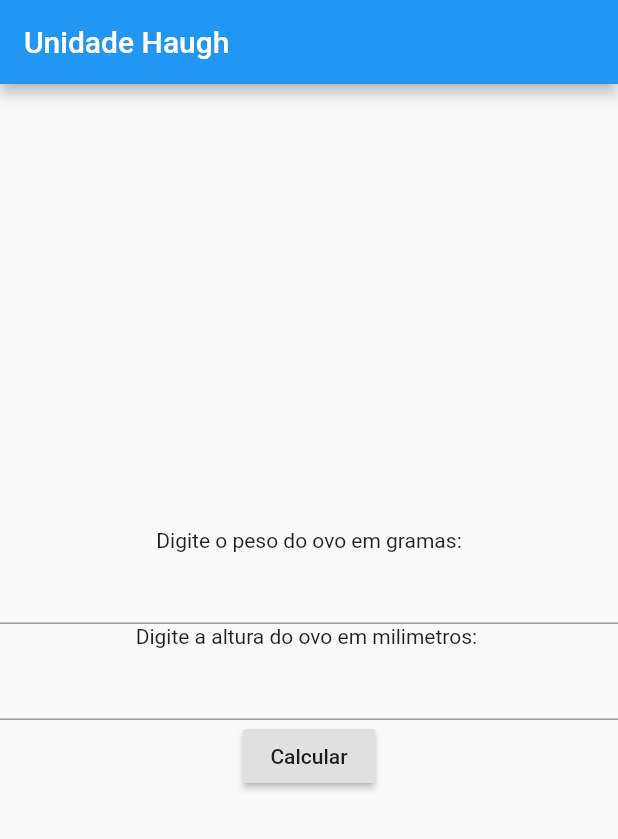
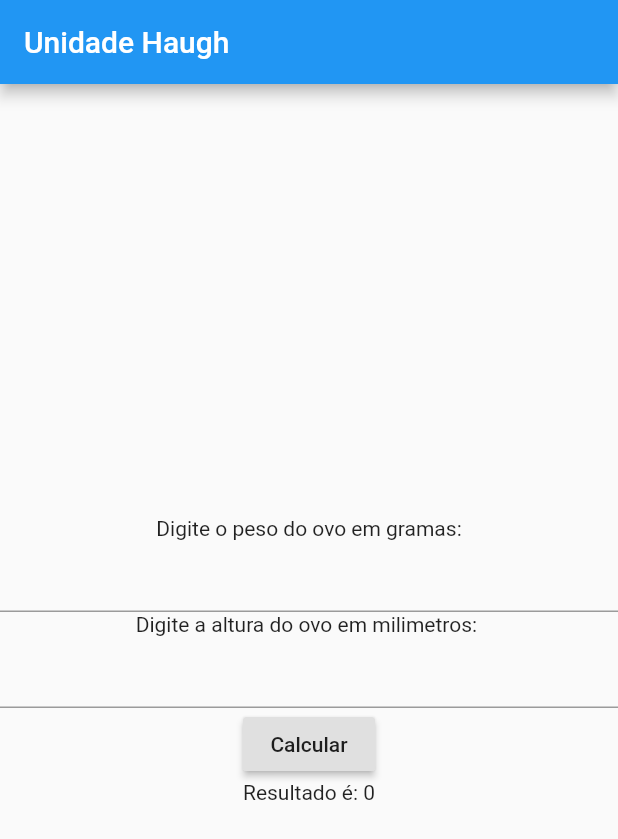
Before and after one commit to jeanmfdias/appHaughUnit, a Flutter app: the screen it shows after launch, after a tap on "Calcular", on a phone screen of 412 x 824 dp. Shown: the top 839 px of the screen. Run offline on Flutter 3.47's test engine with Material 2 defaults, Android fonts, the phone set to English and light mode, and no system bars; missing offline and left inert: bloc_pattern.

Commit message:
solved a sum

```diff
--- a/lib/calculator/calculator-widget.dart
+++ b/lib/calculator/calculator-widget.dart
@@ -6,6 +6,11 @@ class CalculatorWidget extends StatefulWidget {
 }
 
 class _CalculatorWidget extends State<CalculatorWidget> {
+
+  final height = TextEditingController();
+  final weight = TextEditingController();
+
+  var _calc = 0;
 
   @override
   Widget build(BuildContext context) {
@@ -21,13 +26,22 @@ class _CalculatorWidget extends State<CalculatorWidget> {
 
           children: [
             Text('Digite o peso do ovo em gramas:'),
-            TextField(),
+            TextField(
+              controller: height,
+            ),
             Text('Digite a altura do ovo em milimetros: '),
-            TextField(),
+            TextField(
+              controller: weight,
+            ),
             RaisedButton(
-              onPressed: () {},
+              onPressed: () {
+                setState(() {
+                  _calc = int.tryParse(height.text) + int.tryParse(weight.text);
+                });
+              },
               child: Text('Calcular')
-            )
+            ),
+            Text('Resultado é: ${_calc}')
           ],
         ),
 
```
